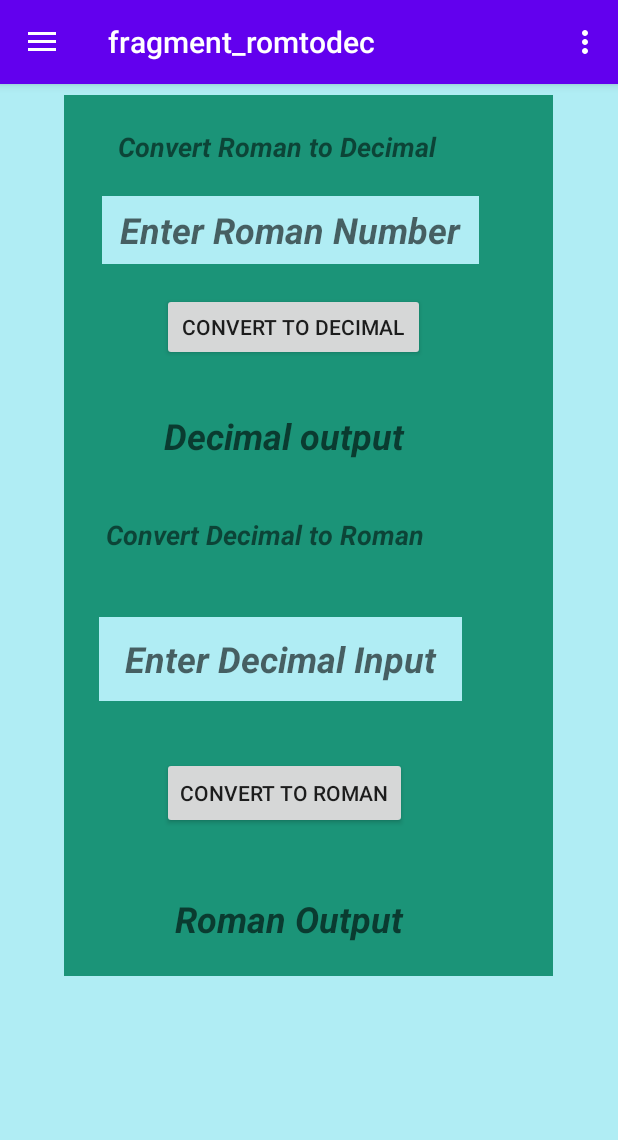
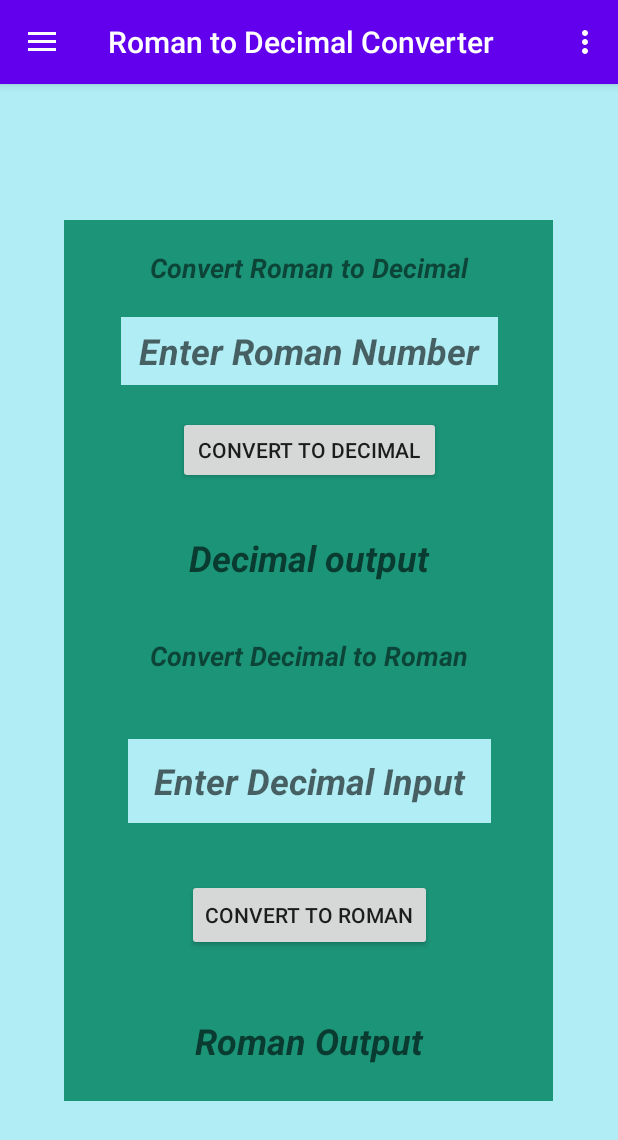
Before and after one commit to 99002503/Android_Development_MiniProject, an Android app: the romtodec screen opened through its navigation route, on a phone screen of 412 x 824 dp. Shown: the top 1140 px of the screen. Run offline under Robolectric (Android 15) with nearby library versions, the phone set to English and light mode, and no system bars; our stand-ins replace navigation-ui.

Commit message:
This resolves #5 - Layout improvements
Layout of the roman to decimal converter has been enhanced which fixes #5

```diff
--- a/4_Implementation/Calci_UnitConverter/app/src/main/res/layout/fragment_romtodec.xml
+++ b/4_Implementation/Calci_UnitConverter/app/src/main/res/layout/fragment_romtodec.xml
@@ -17,40 +17,7 @@
         app:layout_constraintEnd_toEndOf="parent"
         app:layout_constraintHorizontal_bias="0.494"
         app:layout_constraintStart_toStartOf="parent"
-        app:layout_constraintTop_toTopOf="parent"
-        app:layout_constraintVertical_bias="0.041" />
-
-    <EditText
-        android:id="@+id/roman_input"
-        android:layout_width="251dp"
-        android:layout_height="45dp"
-        android:background="#B0EDF4"
-        android:gravity="center"
-        android:hint="Enter Roman Number"
-        android:textSize="24sp"
-        android:textStyle="bold|italic"
-        app:layout_constraintBottom_toBottomOf="parent"
-        app:layout_constraintEnd_toEndOf="parent"
-        app:layout_constraintHorizontal_bias="0.425"
-        app:layout_constraintStart_toStartOf="parent"
-        app:layout_constraintTop_toTopOf="parent"
-        app:layout_constraintVertical_bias="0.103" />
-
-    <EditText
-        android:id="@+id/Romanswer"
-        android:layout_width="260dp"
-        android:layout_height="46dp"
-        android:background="#1B9478"
-        android:gravity="center"
-        android:hint="Decimal output"
-        android:textSize="24sp"
-        android:textStyle="bold|italic"
-        app:layout_constraintBottom_toBottomOf="parent"
-        app:layout_constraintEnd_toEndOf="parent"
-        app:layout_constraintHorizontal_bias="0.39"
-        app:layout_constraintStart_toStartOf="parent"
-        app:layout_constraintTop_toTopOf="parent"
-        app:layout_constraintVertical_bias="0.293" />
+        app:layout_constraintTop_toTopOf="parent" />
 
     <EditText
         android:id="@+id/decimal_input"
@@ -64,10 +31,91 @@
         android:textStyle="bold|italic"
         app:layout_constraintBottom_toBottomOf="parent"
         app:layout_constraintEnd_toEndOf="parent"
-        app:layout_constraintHorizontal_bias="0.39"
         app:layout_constraintStart_toStartOf="parent"
         app:layout_constraintTop_toTopOf="parent"
-        app:layout_constraintVertical_bias="0.499" />
+        app:layout_constraintVertical_bias="0.613" />
+
+    <TextView
+        android:id="@+id/textView16"
+        android:layout_width="238dp"
+        android:layout_height="21dp"
+        android:background="#1B9478"
+        android:gravity="center"
+        android:text="Convert Roman to Decimal"
+        android:textSize="18sp"
+        android:textStyle="bold|italic"
+        app:layout_constraintBottom_toBottomOf="parent"
+        app:layout_constraintEnd_toEndOf="parent"
+        app:layout_constraintStart_toStartOf="parent"
+        app:layout_constraintTop_toTopOf="parent"
+        app:layout_constraintVertical_bias="0.147" />
+
+    <EditText
+        android:id="@+id/roman_input"
+        android:layout_width="251dp"
+        android:layout_height="45dp"
+        android:background="#B0EDF4"
+        android:gravity="center"
+        android:hint="Enter Roman Number"
+        android:textSize="24sp"
+        android:textStyle="bold|italic"
+        app:layout_constraintBottom_toBottomOf="parent"
+        app:layout_constraintEnd_toEndOf="parent"
+        app:layout_constraintStart_toStartOf="parent"
+        app:layout_constraintTop_toTopOf="parent"
+        app:layout_constraintVertical_bias="0.215" />
+
+    <Button
+        android:id="@+id/currency_convert2"
+        android:layout_width="175dp"
+        android:layout_height="45dp"
+        android:text="Convert to decimal"
+        app:layout_constraintBottom_toBottomOf="parent"
+        app:layout_constraintEnd_toEndOf="parent"
+        app:layout_constraintStart_toStartOf="parent"
+        app:layout_constraintTop_toTopOf="parent"
+        app:layout_constraintVertical_bias="0.306" />
+
+    <EditText
+        android:id="@+id/Romanswer"
+        android:layout_width="260dp"
+        android:layout_height="46dp"
+        android:background="#1B9478"
+        android:gravity="center"
+        android:hint="Decimal output"
+        android:textSize="24sp"
+        android:textStyle="bold|italic"
+        app:layout_constraintBottom_toBottomOf="parent"
+        app:layout_constraintEnd_toEndOf="parent"
+        app:layout_constraintStart_toStartOf="parent"
+        app:layout_constraintTop_toTopOf="parent"
+        app:layout_constraintVertical_bias="0.405" />
+
+    <TextView
+        android:id="@+id/textView21"
+        android:layout_width="255dp"
+        android:layout_height="23dp"
+        android:background="#1B9478"
+        android:gravity="center"
+        android:text="Convert Decimal to Roman"
+        android:textSize="18sp"
+        android:textStyle="bold|italic"
+        app:layout_constraintBottom_toBottomOf="parent"
+        app:layout_constraintEnd_toEndOf="parent"
+        app:layout_constraintStart_toStartOf="parent"
+        app:layout_constraintTop_toTopOf="parent"
+        app:layout_constraintVertical_bias="0.495" />
+
+    <Button
+        android:id="@+id/currency_convert"
+        android:layout_width="wrap_content"
+        android:layout_height="wrap_content"
+        android:text="Convert to Roman"
+        app:layout_constraintBottom_toBottomOf="parent"
+        app:layout_constraintEnd_toEndOf="parent"
+        app:layout_constraintStart_toStartOf="parent"
+        app:layout_constraintTop_toTopOf="parent"
+        app:layout_constraintVertical_bias="0.736" />
 
     <EditText
         android:id="@+id/decanswer"
@@ -80,65 +128,8 @@
         android:textStyle="bold|italic"
         app:layout_constraintBottom_toBottomOf="parent"
         app:layout_constraintEnd_toEndOf="parent"
-        app:layout_constraintHorizontal_bias="0.417"
         app:layout_constraintStart_toStartOf="parent"
         app:layout_constraintTop_toTopOf="parent"
-        app:layout_constraintVertical_bias="0.74" />
-
-    <Button
-        android:id="@+id/currency_convert2"
-        android:layout_width="175dp"
-        android:layout_height="45dp"
-        android:text="Convert to decimal"
-        app:layout_constraintBottom_toBottomOf="parent"
-        app:layout_constraintEnd_toEndOf="parent"
-        app:layout_constraintHorizontal_bias="0.457"
-        app:layout_constraintStart_toStartOf="parent"
-        app:layout_constraintTop_toTopOf="parent"
-        app:layout_constraintVertical_bias="0.193" />
-
-    <Button
-        android:id="@+id/currency_convert"
-        android:layout_width="wrap_content"
-        android:layout_height="wrap_content"
-        android:text="Convert to Roman"
-        app:layout_constraintBottom_toBottomOf="parent"
-        app:layout_constraintEnd_toEndOf="parent"
-        app:layout_constraintHorizontal_bias="0.433"
-        app:layout_constraintStart_toStartOf="parent"
-        app:layout_constraintTop_toTopOf="parent"
-        app:layout_constraintVertical_bias="0.623" />
-
-    <TextView
-        android:id="@+id/textView16"
-        android:layout_width="238dp"
-        android:layout_height="21dp"
-        android:background="#1B9478"
-        android:gravity="center"
-        android:text="Convert Roman to Decimal"
-        android:textSize="18sp"
-        android:textStyle="bold|italic"
-        app:layout_constraintBottom_toBottomOf="parent"
-        app:layout_constraintEnd_toEndOf="parent"
-        app:layout_constraintHorizontal_bias="0.381"
-        app:layout_constraintStart_toStartOf="parent"
-        app:layout_constraintTop_toTopOf="parent"
-        app:layout_constraintVertical_bias="0.039" />
-
-    <TextView
-        android:id="@+id/textView21"
-        android:layout_width="255dp"
-        android:layout_height="23dp"
-        android:background="#1B9478"
-        android:gravity="center"
-        android:text="Convert Decimal to Roman"
-        android:textSize="18sp"
-        android:textStyle="bold|italic"
-        app:layout_constraintBottom_toBottomOf="parent"
-        app:layout_constraintEnd_toEndOf="parent"
-        app:layout_constraintHorizontal_bias="0.314"
-        app:layout_constraintStart_toStartOf="parent"
-        app:layout_constraintTop_toTopOf="parent"
-        app:layout_constraintVertical_bias="0.387" />
+        app:layout_constraintVertical_bias="0.853" />
 
 </androidx.constraintlayout.widget.ConstraintLayout>
--- a/4_Implementation/Calci_UnitConverter/app/src/main/res/layout/nav_header_main.xml
+++ b/4_Implementation/Calci_UnitConverter/app/src/main/res/layout/nav_header_main.xml
@@ -24,12 +24,12 @@
         android:layout_width="match_parent"
         android:layout_height="wrap_content"
         android:paddingTop="@dimen/nav_header_vertical_spacing"
-        android:text="Calculator/UnitConverter"
+        android:text="Calculator/UnitConverter/RomanDecimalConverter"
         android:textAppearance="@style/TextAppearance.AppCompat.Body1" />
 
     <TextView
         android:id="@+id/textView"
         android:layout_width="wrap_content"
         android:layout_height="wrap_content"
-        android:text="suraj.marthy@ltts.com" />
+        android:text="99002535;99002549;99002503" />
 </LinearLayout>
--- a/4_Implementation/Calci_UnitConverter/app/src/main/res/navigation/mobile_navigation.xml
+++ b/4_Implementation/Calci_UnitConverter/app/src/main/res/navigation/mobile_navigation.xml
@@ -48,7 +48,7 @@
     <fragment
         android:id="@+id/romtodec"
         android:name="com.example.calci_unitconverter.romtodec"
-        android:label="fragment_romtodec"
+        android:label="Roman to Decimal Converter"
         tools:layout="@layout/fragment_romtodec" />
 
 </navigation>
```
Also changed, not shown: 2 other files.
